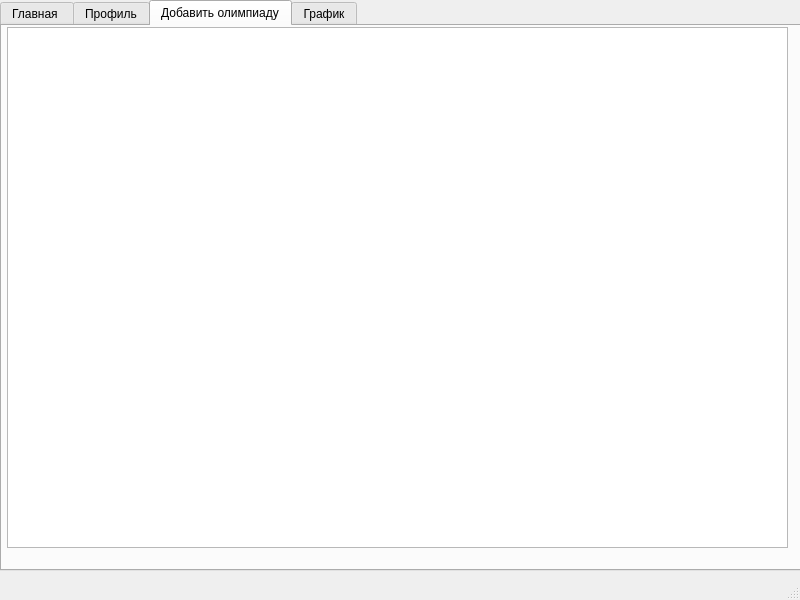
The window that mainDis.ui (Karaseyka/olimpSchedule) describes before a commit, drawn with Qt 5.
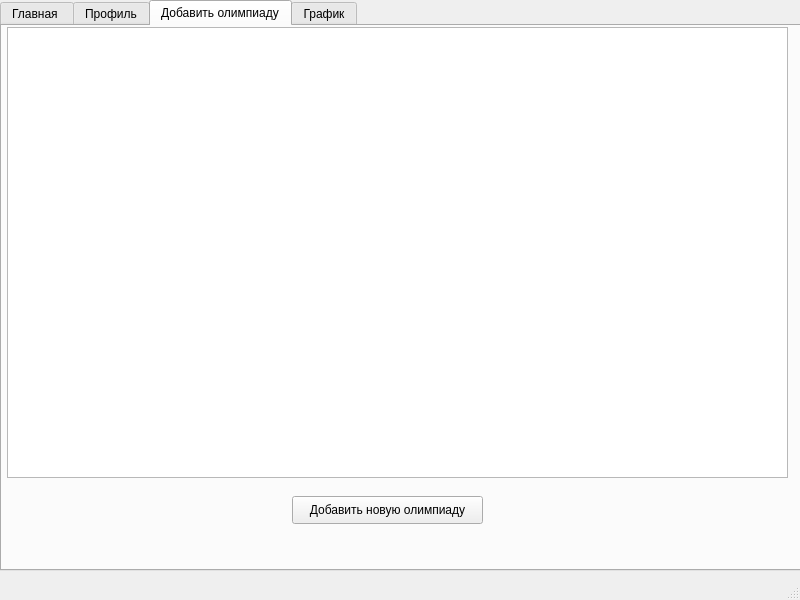
The same window after the commit. The open tabs and pages were chosen to show the change.

```diff
--- a/mainDis.ui
+++ b/mainDis.ui
@@ -315,10 +315,23 @@
         <x>5</x>
         <y>1</y>
         <width>781</width>
-        <height>521</height>
+        <height>451</height>
        </rect>
       </property>
      </widget>
+     <widget class="QPushButton" name="newOlimp">
+      <property name="geometry">
+       <rect>
+        <x>290</x>
+        <y>470</y>
+        <width>191</width>
+        <height>28</height>
+       </rect>
+      </property>
+      <property name="text">
+       <string>Добавить новую олимпиаду</string>
+      </property>
+     </widget>
     </widget>
     <widget class="QWidget" name="tab_4">
      <attribute name="title">
```
Left out of the diff: 2 changed lines with no effect on the pictures.
